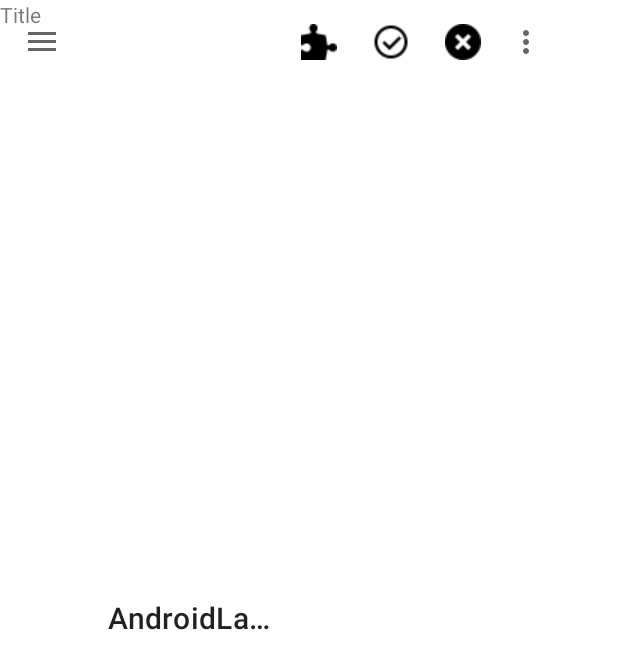
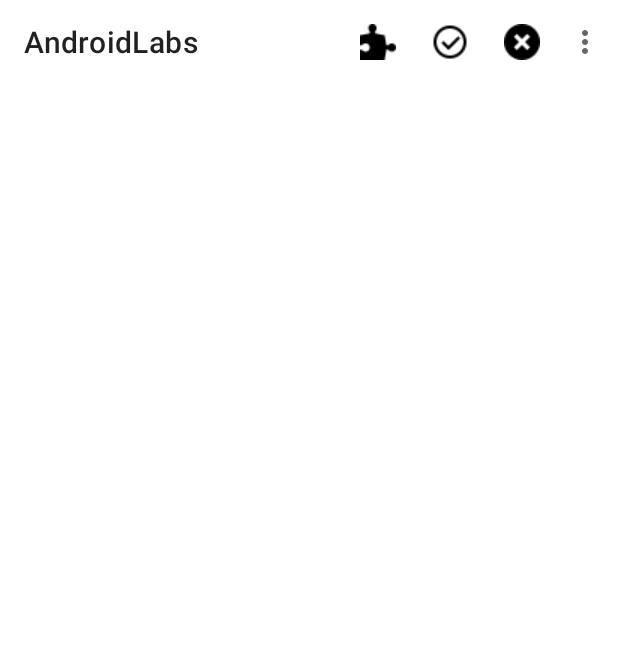
Before and after one commit to gaal0007/AndroidLabs, an Android app: the TestToolbar screen opened directly, with no data from a screen before it, on a phone screen of 412 x 824 dp. Shown: the top 669 px of the screen. Run offline under Robolectric (Android 15) with nearby library versions, the phone set to English and light mode, and no system bars.

Commit message:
Working toolbar, no navbar nonsense

```diff
--- a/app/src/main/java/com/example/androidlabs/TestToolbar.java
+++ b/app/src/main/java/com/example/androidlabs/TestToolbar.java
@@ -16,7 +16,7 @@ import android.widget.Toast;
 
 import com.google.android.material.navigation.NavigationView;
 
-public class TestToolbar extends AppCompatActivity implements NavigationView.OnNavigationItemSelectedListener {
+public class TestToolbar extends AppCompatActivity {
 
     @Override
     protected void onCreate(Bundle savedInstanceState) {
@@ -24,13 +24,6 @@ public class TestToolbar extends AppCompatActivity implements NavigationView.OnN
         setContentView(R.layout.activity_test_toolbar);
         Toolbar myToolbar = (Toolbar)findViewById(R.id.toolbar);
         setSupportActionBar(myToolbar);
-        DrawerLayout drawer = (DrawerLayout)findViewById(R.id.drawerLayout);
-        ActionBarDrawerToggle toggle = new ActionBarDrawerToggle(this, drawer, myToolbar, R.string.open, R.string.close);
-        drawer.addDrawerListener(toggle);
-        toggle.syncState();
-
-        NavigationView navigationView = (NavigationView)findViewById(R.id.nav_view);
-        navigationView.setNavigationItemSelectedListener(this);
     }
 
     @Override
@@ -63,24 +56,4 @@ public class TestToolbar extends AppCompatActivity implements NavigationView.OnN
         return true;
     }
 
-    @Override
-    public boolean onNavigationItemSelected(@NonNull MenuItem item)
-    {
-        Intent goToChatIntent = new Intent(this, ChatRoomActivity.class);
-        Intent goToWeatherIntent = new Intent(this, WeatherForcast.class);
-
-        switch(item.getItemId()){
-            case R.id.chatPageItem:
-                startActivity(goToChatIntent);
-                break;
-            case R.id.weatherPageItem:
-                startActivity(goToWeatherIntent);
-                break;
-            case R.id.loginPageItem:
-                finishActivity(500);
-                break;
-        }
-
-        return true;
-    }
 }
--- a/app/src/main/res/layout/activity_test_toolbar.xml
+++ b/app/src/main/res/layout/activity_test_toolbar.xml
@@ -7,38 +7,8 @@
     tools:context=".TestToolbar">
 
     <androidx.appcompat.widget.Toolbar
-        android:layout_height="match_parent"
-        android:layout_width="wrap_content"
+        android:layout_height="wrap_content"
+        android:layout_width="match_parent"
         android:id="@+id/toolbar"/>
-    <androidx.drawerlayout.widget.DrawerLayout
-        android:id="@+id/drawerLayout"
-        android:layout_width="match_parent"
-        android:layout_height="match_parent"
-        tools:openDrawer="start">
-
-        <!-- Navbar stuff goes here -->
-        <LinearLayout
-            android:orientation="vertical"
-            android:layout_width="match_parent"
-            android:layout_height="match_parent">
-
-            <TextView
-                android:layout_width="match_parent"
-                android:layout_height="wrap_content"
-                android:text="Title"/>
-
-
-        </LinearLayout>
-
-
-
-        <com.google.android.material.navigation.NavigationView
-            android:layout_width="wrap_content"
-            android:layout_height="match_parent"
-            android:layout_gravity="start"
-            app:menu="@menu/test_menu"
-            android:id="@+id/nav_view" />
-
-    </androidx.drawerlayout.widget.DrawerLayout>
 
 </RelativeLayout>
```
Also changed, not shown: app/src/main/AndroidManifest.xml (+0 -8 lines), app/src/main/java/com/example/androidlabs/NavigationActivity.java (deleted, +0 -24 lines), app/src/main/java/com/example/androidlabs/NavigationDrawer.java (deleted, +0 -65 lines), app/src/main/res/layout/activity_navigation.xml (deleted, +0 -9 lines), app/src/main/res/layout/activity_navigation_drawer.xml (deleted, +0 -25 lines), app/src/main/res/layout/app_bar_navigation_drawer.xml (deleted, +0 -34 lines), app/src/main/res/layout/content_navigation_drawer.xml (deleted, +0 -20 lines), app/src/main/res/layout/nav_header_navigation_drawer.xml (deleted, +0 -35 lines), app/src/main/res/menu/activity_main_drawer.xml (deleted, +0 -20 lines), app/src/main/res/menu/navigation_drawer.xml (deleted, +0 -9 lines).
